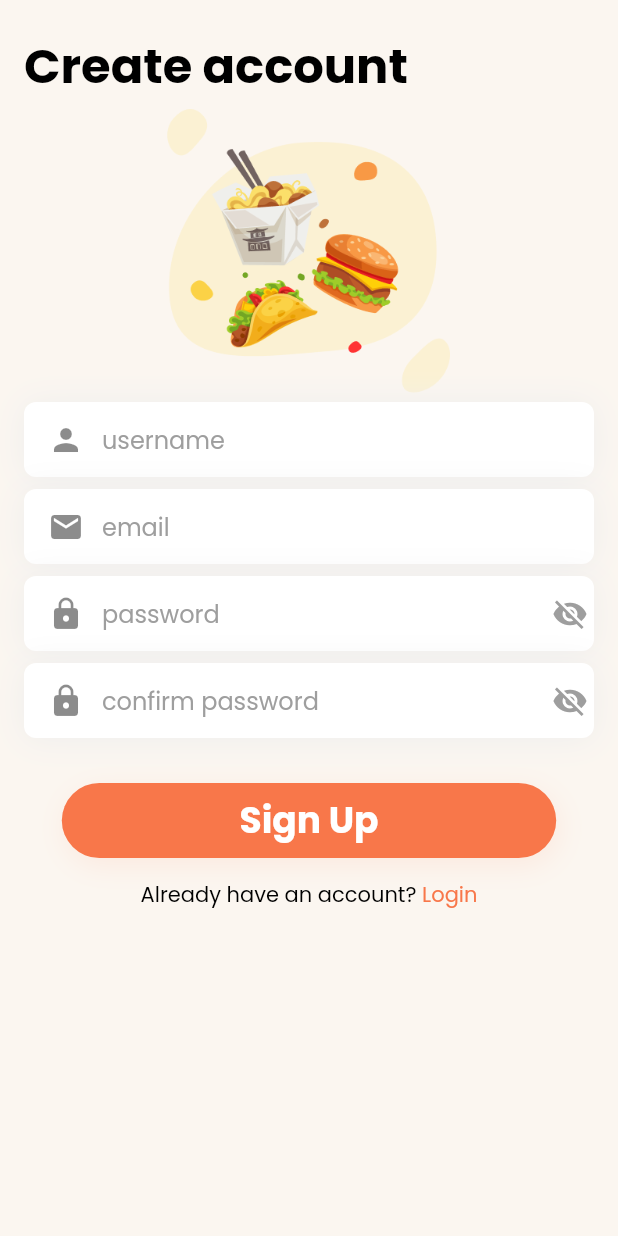
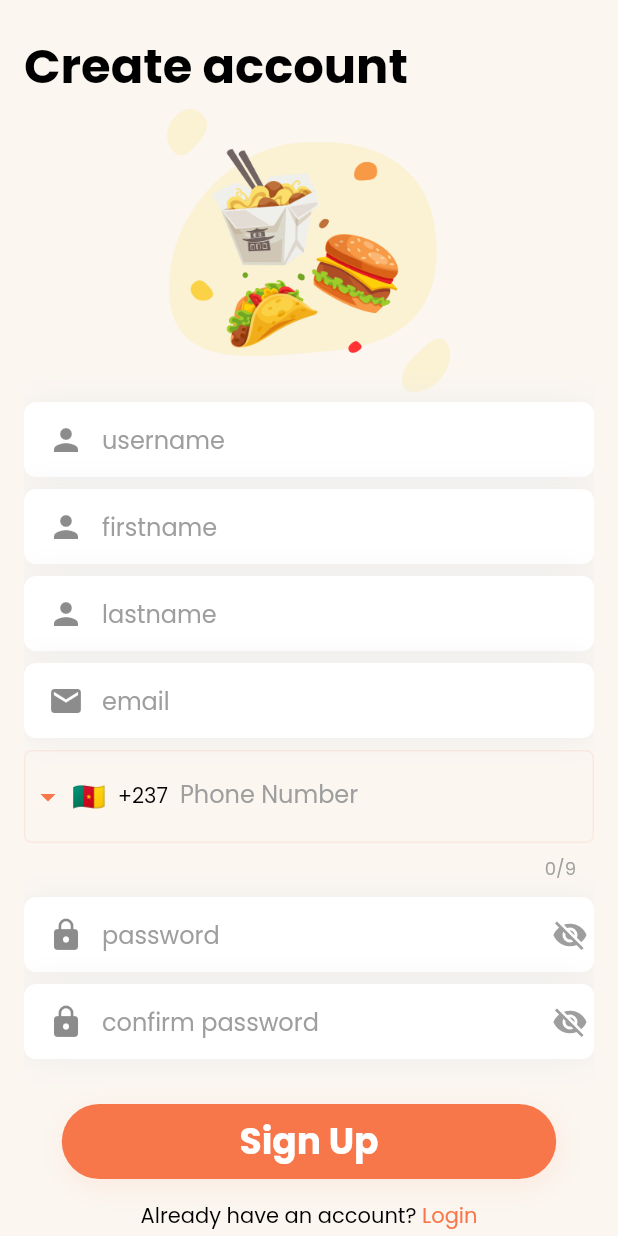
Before and after one commit to mugri-ndeh/food_delivery, a Flutter app: the SignUp screen opened directly, on a phone screen of 412 x 824 dp. Run offline on Flutter 3.47's test engine with Material 2 defaults, Android fonts, the phone set to English and light mode, and no system bars; drawn by our look-alikes of intl_phone_field; our stand-ins replace google_fonts, google_nav_bar, intl_phone_number_input, localstorage, progress_dialog, shared_preferences; missing offline and left inert: emojis; accounts and stored records are empty.

Commit message:
phone added

```diff
--- a/lib/auth/screens/signup.dart
+++ b/lib/auth/screens/signup.dart
@@ -2,9 +2,13 @@ import 'package:delivery_app/auth/screens/login.dart';
 import 'package:delivery_app/auth/widgets/custom_Button.dart';
 import 'package:delivery_app/auth/widgets/custom_fields.dart';
 import 'package:delivery_app/home/screens/base.dart';
+import 'package:delivery_app/models/customer.dart';
+import 'package:delivery_app/util/helper.dart';
 import 'package:delivery_app/util/palette.dart';
 import 'package:flutter/cupertino.dart';
 import 'package:flutter/material.dart';
+import 'package:intl_phone_field/country_picker_dialog.dart';
+import 'package:intl_phone_field/intl_phone_field.dart';
 
 class SignUp extends StatefulWidget {
   const SignUp({Key? key}) : super(key: key);
@@ -15,10 +19,16 @@ class SignUp extends StatefulWidget {
 
 class _SignUpState extends State<SignUp> {
   final _userNameController = TextEditingController();
+  final _firstNameController = TextEditingController();
+  final _lastNameController = TextEditingController();
   final _emailController = TextEditingController();
   final _passwordController = TextEditingController();
   final _confirmPasswordController = TextEditingController();
   final _formKey = GlobalKey<FormState>();
+  String initialCountry = 'CM';
+  String? locale;
+  final TextEditingController _controller = TextEditingController();
+  String number = '';
 
   @override
   void initState() {
@@ -51,8 +61,25 @@ class _SignUpState extends State<SignUp> {
                         child: Image.asset('assets/images/deliver.png')),
                   ),
                   InputField(
+                    validator: validateName,
                     controller: _userNameController,
                     hint: 'username',
+                    icon: const Icon(Icons.person),
+                  ),
+                  const SizedBox(height: 8),
+
+                  InputField(
+                    validator: validateName,
+                    controller: _firstNameController,
+                    hint: 'firstname',
+                    icon: const Icon(Icons.person),
+                  ),
+                  const SizedBox(height: 8),
+
+                  InputField(
+                    validator: validateName,
+                    controller: _lastNameController,
+                    hint: 'lastname',
                     icon: const Icon(Icons.person),
                   ),
                   const SizedBox(height: 8),
@@ -63,6 +90,47 @@ class _SignUpState extends State<SignUp> {
                     icon: const Icon(Icons.mail),
                   ),
                   const SizedBox(height: 8),
+                  IntlPhoneField(
+                    dropdownIcon:
+                        Icon(Icons.arrow_drop_down, color: Palette.buttonColor),
+                    controller: _controller,
+                    autovalidateMode: AutovalidateMode.onUserInteraction,
+                    dropdownIconPosition: IconPosition.leading,
+                    initialCountryCode: initialCountry,
+                    pickerDialogStyle: PickerDialogStyle(),
+                    decoration: InputDecoration(
+                      // hintText: 'Phone Number',
+                      labelText: 'Phone Number',
+                      focusedBorder: OutlineInputBorder(
+                          borderRadius: BorderRadius.circular(5.0),
+                          borderSide: BorderSide(
+                              color: Palette.primaryColor.withOpacity(0.3),
+                              width: 2.0)),
+                      errorBorder: OutlineInputBorder(
+                        borderSide: const BorderSide(color: Colors.red),
+                        borderRadius: BorderRadius.circular(5.0),
+                      ),
+                      focusedErrorBorder: OutlineInputBorder(
+                        borderSide: BorderSide(color: Palette.buttonColor),
+                        borderRadius: BorderRadius.circular(5.0),
+                      ),
+                      enabledBorder: OutlineInputBorder(
+                        borderSide: BorderSide(
+                            color: Palette.primaryColor.withOpacity(0.1)),
+                        borderRadius: BorderRadius.circular(5.0),
+                      ),
+                    ),
+                    onChanged: (phone) {
+                      print(phone.completeNumber);
+                      setState(() {
+                        number = phone.completeNumber;
+                      });
+                    },
+                    onCountryChanged: (country) {
+                      print('Country changed to: ' + country.name);
+                    },
+                  ),
+                  const SizedBox(height: 10),
                   InputField(
                     controller: _passwordController,
                     hint: 'password',
@@ -89,6 +157,8 @@ class _SignUpState extends State<SignUp> {
                   Center(
                       child: AuthButton(
                     onTap: () {
+                      Customer user = Customer();
+
                       // push(context, Completeprofile());
                       Navigator.push(
                           context,
@@ -100,12 +170,7 @@ class _SignUpState extends State<SignUp> {
                   )),
                   // const SizedBox(height: 50),
                   GestureDetector(
-                    onTap: () {
-                      Navigator.push(
-                          context,
-                          CupertinoPageRoute(
-                              builder: (context) => LoginScreen()));
-                    },
+                    onTap: () {},
                     child: Center(
                       child: SizedBox(
                         height: 50,
```
